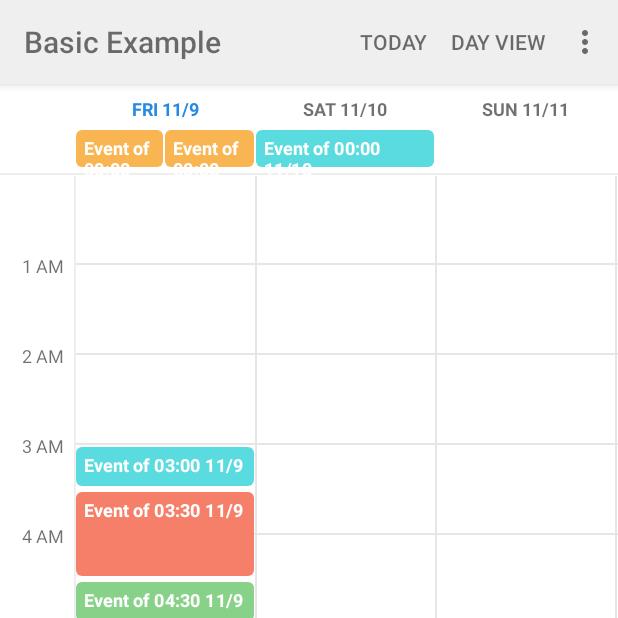
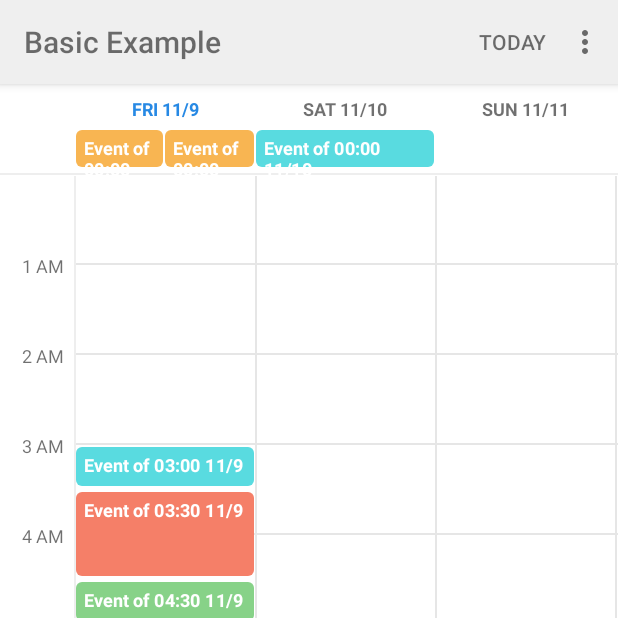
Before and after one commit to alamkanak/Android-Week-View, an Android app: the BaseActivity screen opened directly, with no data from a screen before it, on a phone screen of 412 x 824 dp, the top half of it. Run offline under Robolectric (Android 15) with nearby library versions, the phone set to English and light mode, and no system bars.

```diff
--- a/library/src/main/java/com/alamkanak/weekview/drawing/DrawingContext.java
+++ b/library/src/main/java/com/alamkanak/weekview/drawing/DrawingContext.java
@@ -1,8 +1,10 @@
 package com.alamkanak.weekview.drawing;
 
 import com.alamkanak.weekview.model.WeekViewConfig;
+import com.alamkanak.weekview.model.WeekViewViewState;
 import com.alamkanak.weekview.utils.DateUtils;
 
+import java.util.ArrayList;
 import java.util.Calendar;
 import java.util.List;
 
@@ -16,7 +18,7 @@ public class DrawingContext {
         this.startPixel = startPixel;
     }
 
-    public static DrawingContext create(WeekViewConfig config) {
+    public static DrawingContext create(WeekViewConfig config, WeekViewViewState viewState) {
         final WeekViewDrawingConfig drawConfig = config.drawingConfig;
         final float totalDayWidth = config.getTotalDayWidth();
         final int leftDaysWithGaps = (int) (Math.ceil(drawConfig.currentOrigin.x / totalDayWidth) * -1);
@@ -24,9 +26,16 @@ public class DrawingContext {
                 + totalDayWidth * leftDaysWithGaps
                 + drawConfig.headerColumnWidth;
 
-        final int start = leftDaysWithGaps + 1;
-        final int end = start + config.numberOfVisibleDays + 1;
-        final List<Calendar> dayRange = DateUtils.getDateRange(start, end);
+        List<Calendar> dayRange = new ArrayList<>();
+        if (config.isSingleDay()) {
+            final Calendar day = (Calendar) viewState.firstVisibleDay.clone();
+            //day.add(Calendar.DAY_OF_MONTH, leftDaysWithGaps);
+            dayRange.add(day);
+        } else {
+            final int start = leftDaysWithGaps + 1;
+            final int end = start + config.numberOfVisibleDays + 1;
+            dayRange.addAll(DateUtils.getDateRange(start, end));
+        }
 
         return new DrawingContext(dayRange, startPixel);
     }
--- a/library/src/main/java/com/alamkanak/weekview/drawing/HeaderRowDrawer.java
+++ b/library/src/main/java/com/alamkanak/weekview/drawing/HeaderRowDrawer.java
@@ -35,17 +35,7 @@ public class HeaderRowDrawer<T> {
     }
 
     private void calculateAvailableSpaceForHeader() {
-        int width = WeekView.getViewWidth();
-
-        // Calculate the available width for each day
         drawConfig.headerColumnWidth = drawConfig.timeTextWidth + config.headerColumnPadding * 2;
-        drawConfig.widthPerDay = width
-                - drawConfig.headerColumnWidth
-                - config.columnGap * (config.numberOfVisibleDays - 1)
-                - config.hourSeparatorStrokeWidth * (config.numberOfVisibleDays - 1);
-        drawConfig.widthPerDay = drawConfig.widthPerDay / config.numberOfVisibleDays;
-
-        // Calculate the header height
         drawConfig.headerHeight = calculateHeaderHeight();
     }
 
--- a/library/src/main/java/com/alamkanak/weekview/drawing/WeekViewDrawingConfig.java
+++ b/library/src/main/java/com/alamkanak/weekview/drawing/WeekViewDrawingConfig.java
@@ -25,7 +25,7 @@ import static java.util.Calendar.HOUR_OF_DAY;
 public class WeekViewDrawingConfig {
 
     Paint timeTextPaint;
-    float timeTextWidth;
+    public float timeTextWidth;
     public float timeTextHeight;
 
     Paint headerTextPaint;
--- a/library/src/main/java/com/alamkanak/weekview/ui/WeekView.java
+++ b/library/src/main/java/com/alamkanak/weekview/ui/WeekView.java
@@ -42,6 +42,7 @@ import static com.alamkanak.weekview.utils.DateUtils.today;
 import static java.lang.Math.ceil;
 import static java.lang.Math.min;
 import static java.util.Calendar.DATE;
+import static java.util.Calendar.HOUR_OF_DAY;
 
 /**
  * Created by Raquib-ul-Alam Kanak on 7/21/2014.
@@ -154,7 +155,7 @@ public class WeekView<T> extends View
 
         prepareEventDrawing(canvas);
 
-        final DrawingContext drawingContext = DrawingContext.create(config);
+        final DrawingContext drawingContext = DrawingContext.create(config, viewState);
         eventChipsProvider.loadEventsIfNecessary(this, drawingContext.dayRange);
 
         dayBackgroundDrawer.draw(drawingContext, canvas);
@@ -198,6 +199,18 @@ public class WeekView<T> extends View
         data.clearEventChipsCache();
         canvas.save();
         clipEventsRect(canvas);
+        calculateWidthPerDay();
+    }
+
+    void calculateWidthPerDay() {
+        int width = WeekView.getViewWidth();
+
+        // Calculate the available width for each day
+        drawConfig.widthPerDay = width
+                - drawConfig.headerColumnWidth
+                - config.columnGap * (config.numberOfVisibleDays - 1)
+                - config.hourSeparatorStrokeWidth * (config.numberOfVisibleDays - 1);
+        drawConfig.widthPerDay = drawConfig.widthPerDay / config.numberOfVisibleDays;
     }
 
     private void clipEventsRect(Canvas canvas) {
@@ -345,9 +358,6 @@ public class WeekView<T> extends View
      * @param numberOfVisibleDays The number of visible days in a week.
      */
     public void setNumberOfVisibleDays(int numberOfVisibleDays) {
-        // TODO: Remove this workaround
-        viewState.isFirstDraw = true;
-
         config.setNumberOfVisibleDays(numberOfVisibleDays);
         invalidate();
     }
@@ -918,7 +928,7 @@ public class WeekView<T> extends View
 
     public void goToCurrentTime() {
         final Calendar today = Calendar.getInstance();
-        final int hour = today.get(Calendar.HOUR_OF_DAY);
+        final int hour = today.get(HOUR_OF_DAY);
         goToDate(today);
         goToHour(hour);
     }
--- a/sample/src/main/java/com/alamkanak/weekview/sample/AsyncActivity.java
+++ b/sample/src/main/java/com/alamkanak/weekview/sample/AsyncActivity.java
@@ -68,7 +68,7 @@ public class AsyncActivity extends AppCompatActivity
 
     @Override
     public boolean onCreateOptionsMenu(Menu menu) {
-        getMenuInflater().inflate(R.menu.main, menu);
+        getMenuInflater().inflate(R.menu.menu_main, menu);
         return true;
     }
 
--- a/sample/src/main/java/com/alamkanak/weekview/sample/BaseActivity.java
+++ b/sample/src/main/java/com/alamkanak/weekview/sample/BaseActivity.java
@@ -61,7 +61,7 @@ public class BaseActivity extends AppCompatActivity
 
     @Override
     public boolean onCreateOptionsMenu(Menu menu) {
-        getMenuInflater().inflate(R.menu.main, menu);
+        getMenuInflater().inflate(R.menu.menu_main, menu);
         return true;
     }
 
--- a/sample/src/main/res/menu/main.xml
+++ b/sample/src/main/res/menu/menu_main.xml
@@ -10,15 +10,15 @@
         <item android:id="@+id/action_day_view"
             android:title="@string/action_day_view"
             android:orderInCategory="100"
-            app:showAsAction="ifRoom"/>
+            app:showAsAction="never"/>
         <item android:id="@+id/action_three_day_view"
             android:title="@string/action_three_day_view"
-            android:orderInCategory="100"
-            app:showAsAction="ifRoom"
+            android:orderInCategory="200"
+            app:showAsAction="never"
             android:checked="true"/>
         <item android:id="@+id/action_week_view"
             android:title="@string/action_week_view"
-            android:orderInCategory="100"
-            app:showAsAction="ifRoom"/>
+            android:orderInCategory="300"
+            app:showAsAction="never"/>
     </group>
 </menu>
```
